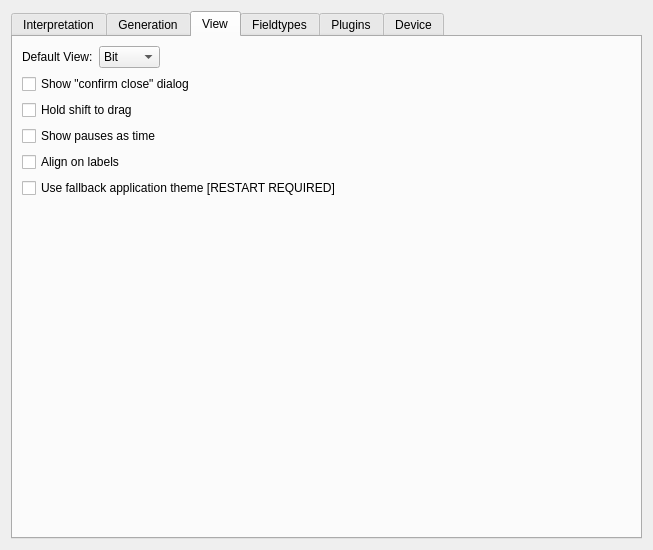
Qt form ui/options.ui (jopohl/urh) before a commit.
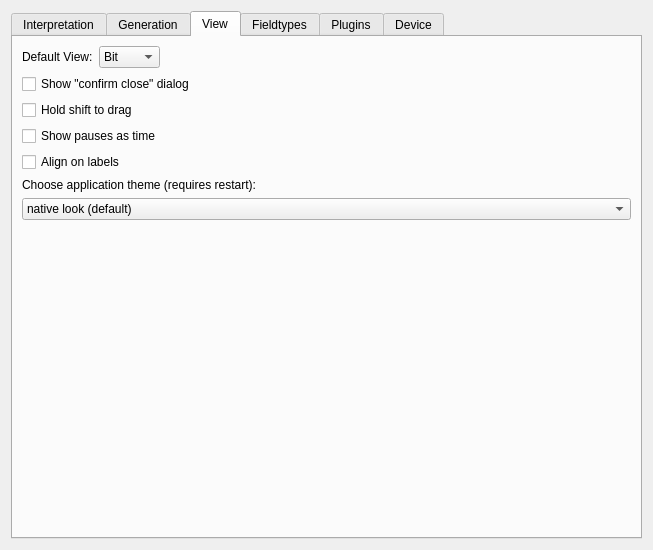
The same form after that commit. The open tabs and pages were chosen to show the change. Icons and pictures are not drawn. Custom widgets are drawn as their Qt base class.

Commit message: add dark theme for #240

```diff
--- a/ui/options.ui
+++ b/ui/options.ui
@@ -269,15 +269,31 @@
         </widget>
        </item>
        <item>
-        <widget class="QCheckBox" name="checkBoxFallBackTheme">
-         <property name="toolTip">
-          <string>Tick this option if you experience problems with you current Qt theme like no colors in table headers.</string>
-         </property>
+        <widget class="QLabel" name="label_9">
          <property name="text">
-          <string>Use fallback application theme [RESTART REQUIRED]</string>
+          <string>Choose application theme (requires restart):</string>
          </property>
         </widget>
        </item>
+       <item>
+        <widget class="QComboBox" name="comboBoxTheme">
+         <item>
+          <property name="text">
+           <string>native look (default)</string>
+          </property>
+         </item>
+         <item>
+          <property name="text">
+           <string>fallback theme</string>
+          </property>
+         </item>
+         <item>
+          <property name="text">
+           <string>fallback theme (dark)</string>
+          </property>
+         </item>
+        </widget>
+       </item>
        <item>
         <spacer name="verticalSpacer_2">
          <property name="orientation">
```
Left out of the diff: 2 changed lines with no effect on the pictures. The commit also changes 3 other files.
